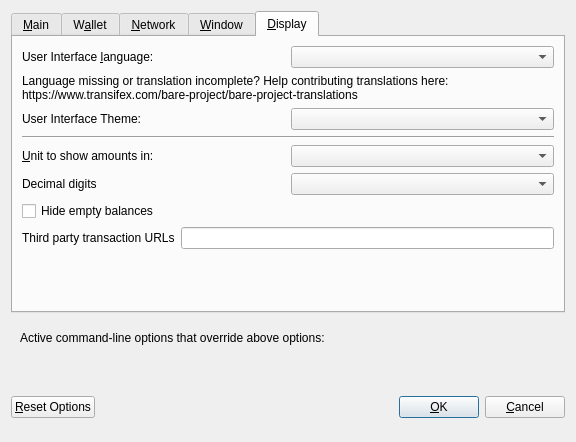
Above: src/qt/forms/optionsdialog.ui from justinhartman/BARE-coin before the change. Below: the same form after it.
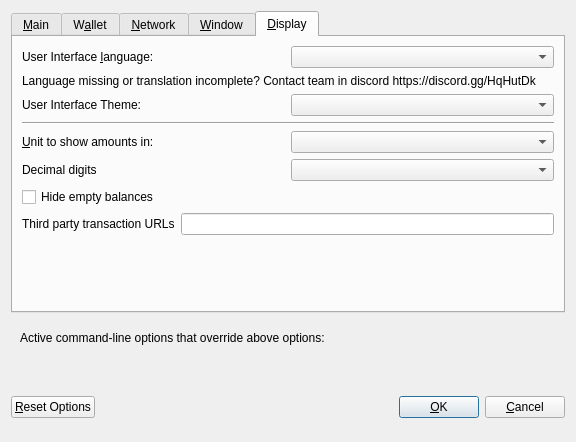
That is the form after the change. Custom widgets are drawn as their Qt base class.

Patch:
```diff
--- a/src/qt/forms/optionsdialog.ui
+++ b/src/qt/forms/optionsdialog.ui
@@ -427,8 +427,7 @@
           <string notr="true"/>
          </property>
          <property name="text">
-          <string>Language missing or translation incomplete? Help contributing translations here:
-https://www.transifex.com/bare-project/bare-project-translations</string>
+          <string>Language missing or translation incomplete? Contact team in discord https://discord.gg/HqHutDk</string>
          </property>
          <property name="wordWrap">
           <bool>true</bool>
```
